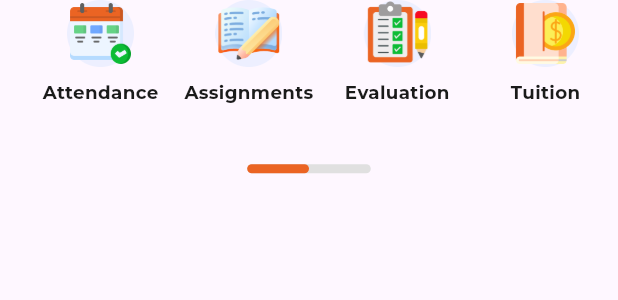
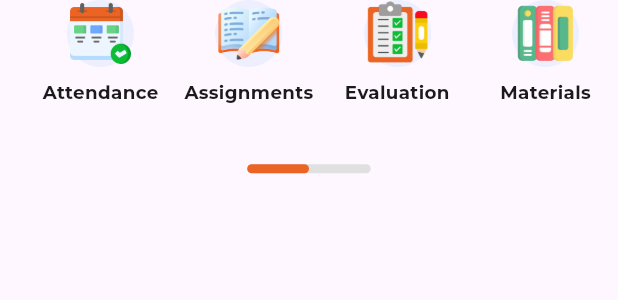
Before and after one commit to tenshi1123/kiddo, a Flutter app: the SmoothHorizontalMenu widget shown alone on an empty page, opened directly, on a phone screen of 412 x 824 dp. Shown: the top 300 px of the screen. Run offline on Flutter 3.47's test engine with Material 3 defaults, Android fonts, the light colour scheme and no system bars; our stand-ins replace cached_network_image, chewie, dio, dotted_border, file_picker, flutter_bloc and 15 more; missing offline and left inert: gal, onesignal_flutter, screen_protector, sp_util, webview_flutter_android, webview_flutter_wkwebview; accounts and stored records are empty; network calls fail.

```diff
--- a/lib/modules/bottombar/screen/home_screen.dart
+++ b/lib/modules/bottombar/screen/home_screen.dart
@@ -517,14 +517,14 @@ class _SmoothHorizontalMenuState extends State<SmoothHorizontalMenu> {
         'screen': ListEvalueteScreen(),
       },
       {
+        "icon": 'assets/images/hoc_lieu.png',
+        "title": L10n.of(context).menuMaterials,
+        'screen': ListDocuments(model: widget.model),
+      },
+      {
         "icon": 'assets/images/danh_gia.png',
         "title": L10n.of(context).menuTuition,
         'screen': HocPhiScreen(),
-      },
-      {
-        "icon": 'assets/images/hoc_lieu.png',
-        "title": L10n.of(context).menuMaterials,
-        'screen': ListDocuments(model: widget.model),
       },
       {
         "icon": 'assets/images/chinh_sach.png',
```
